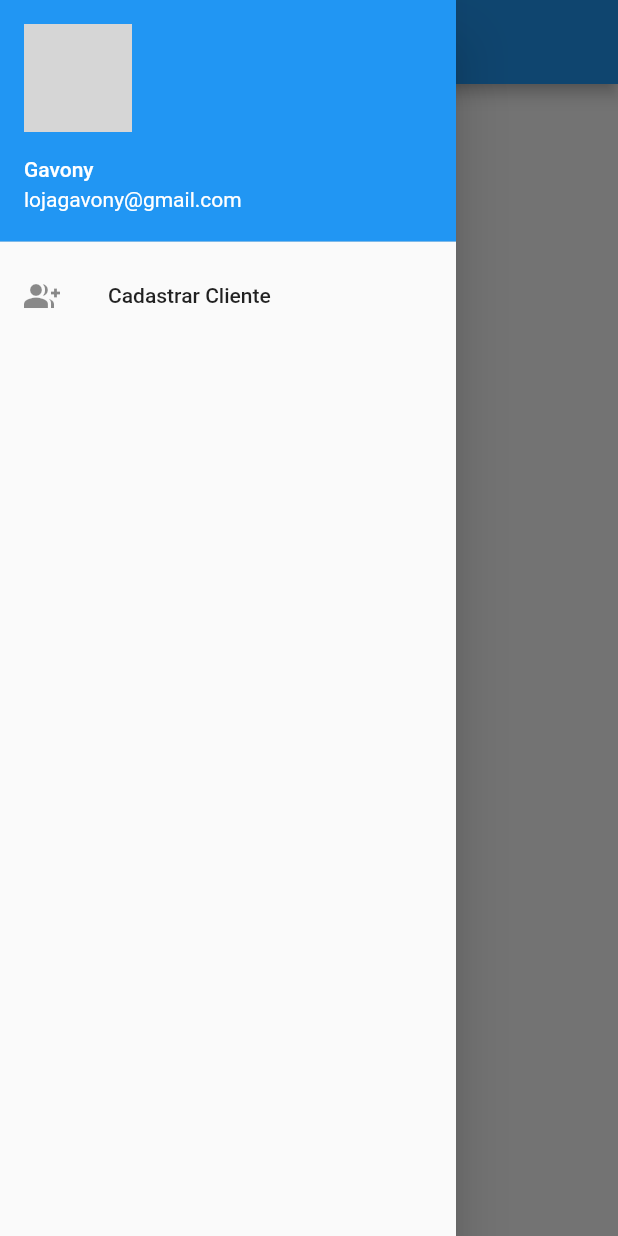
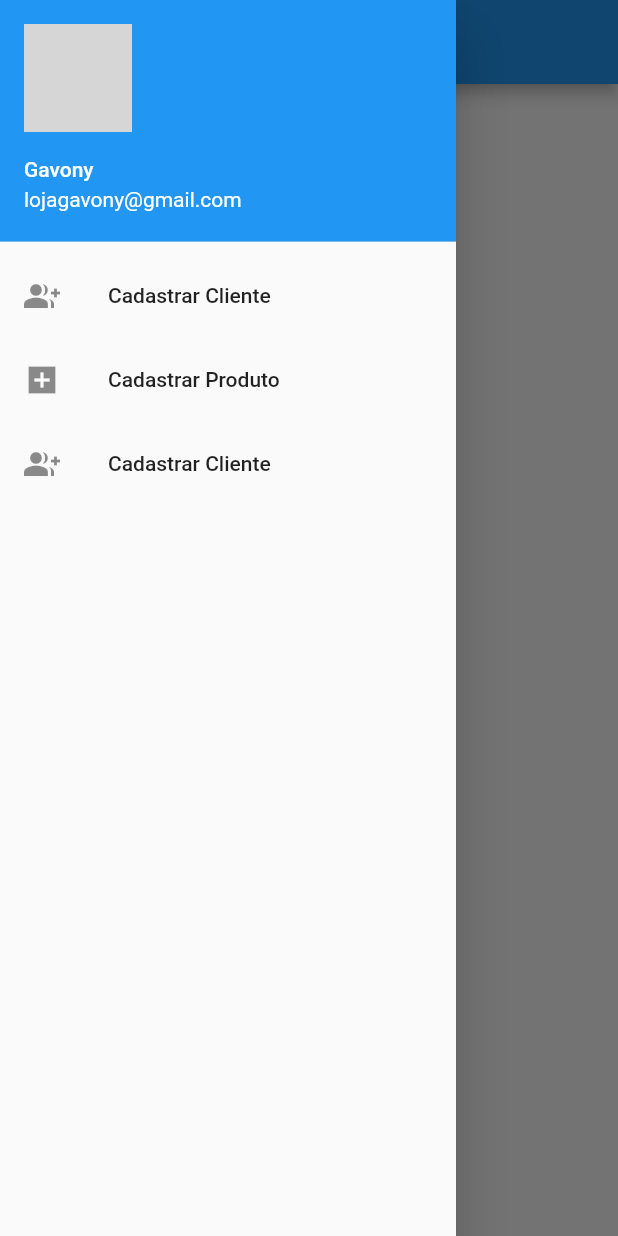
Before and after one commit to MarcioJCarvalho/pdv-flutter, a Flutter app: the screen it shows after launch, with the side drawer open, on a phone screen of 412 x 824 dp. Run offline on Flutter 3.47's test engine with Material 2 defaults, Android fonts, the phone set to English and light mode, and no system bars; our stand-ins replace sqflite; accounts and stored records are empty; network calls fail; grey boxes are pictures that could not be loaded.

Commit message:
adição das rotas de lista e form do produto

```diff
--- a/lib/app/view/home.dart
+++ b/lib/app/view/home.dart
@@ -37,6 +37,16 @@ class _MyHomePageState extends State<Home> {
               title: Text('Cadastrar Cliente'),
               onTap: () {Navigator.of(context).pushNamed(App.HOME);},
             ),
+            ListTile(
+            leading: Icon(Icons.add_box_sharp),
+            title: Text('Cadastrar Produto'),
+            onTap: () {Navigator.of(context).pushNamed(App.PRODUCT_LIST);},
+            ),
+            ListTile(
+              leading: Icon(Icons.group_add_sharp),
+              title: Text('Cadastrar Cliente'),
+              onTap: () {Navigator.of(context).pushNamed(App.HOME);},
+            ),
           ],
         ),
       ),
```
